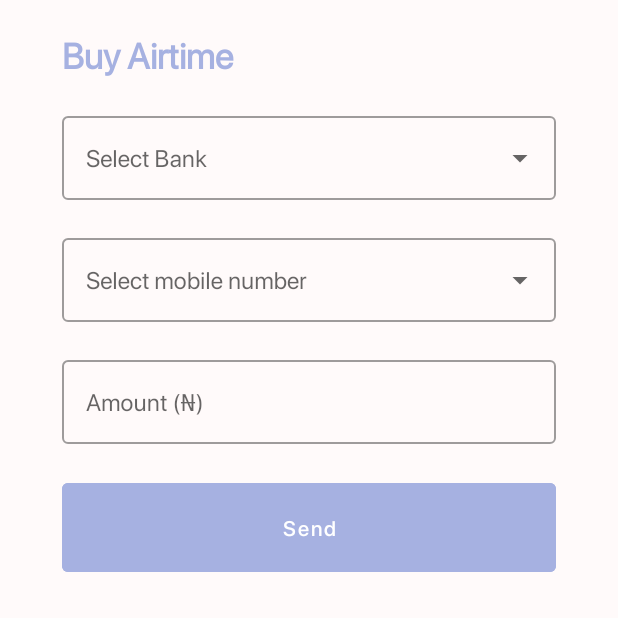
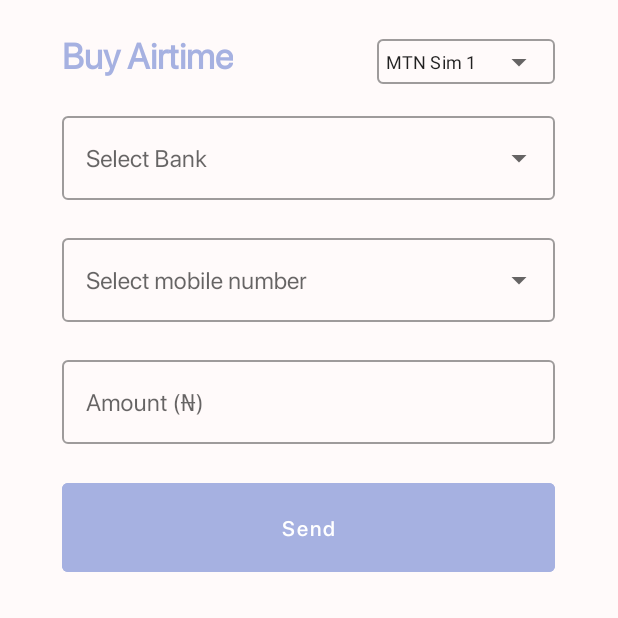
Before and after one commit to Sharpsend/AndroidApp, an Android app: the fragment BuyAirtimeFragment placed in its activity, on a phone screen of 412 x 824 dp, the top half of it. Run offline under Robolectric (Android 15) with nearby library versions, the phone set to English and light mode, and no system bars; our stand-ins replace data binding; libraries missing offline, so code that uses them is left out: com.hover.sdk; Roboto replaces fonts that are not available here; 3 statements that could not run were skipped.

Commit message:
Design selected sim ui

```diff
--- a/app/src/main/AndroidManifest.xml
+++ b/app/src/main/AndroidManifest.xml
@@ -15,16 +15,16 @@
 	<activity android:name=".ui.activities.ChangePinActivity" />
 	<activity android:name=".ui.activities.OperationsActivity" />
 	<activity android:name=".ui.activities.AuthActivity">
+
+	</activity>
+	<activity
+	  android:name=".ui.activities.MainActivity"
+	  android:label="@string/app_name" >
 		<intent-filter>
 			<action android:name="android.intent.action.MAIN" />
 
 			<category android:name="android.intent.category.LAUNCHER" />
 		</intent-filter>
-	</activity>
-	<activity
-	  android:name=".ui.activities.MainActivity"
-	  android:label="@string/app_name" >
-
 	</activity>
 	<meta-data
 	  android:name="preloaded_fonts"
--- a/app/src/main/res/layout/fragment_buy_airtime.xml
+++ b/app/src/main/res/layout/fragment_buy_airtime.xml
@@ -20,16 +20,16 @@
 	  app:layout_constraintGuide_percent=".1"
 	  android:layout_height="match_parent"/>
 
-	<androidx.constraintlayout.widget.Guideline
-	  android:layout_width="wrap_content"
-	  app:layout_constraintGuide_percent=".9"
-	  android:id="@+id/right_guideline"
-	  android:orientation="vertical"
-	  android:layout_height="match_parent"/>
+	  <androidx.constraintlayout.widget.Guideline
+		  android:id="@+id/right_guideline"
+		  android:layout_width="wrap_content"
+		  android:layout_height="match_parent"
+		  android:orientation="vertical"
+		  app:layout_constraintGuide_begin="370dp" />
 
 	  <TextView
 		  android:id="@+id/buy_airtime_heading"
-		  android:layout_width="0dp"
+		  android:layout_width="wrap_content"
 		  android:layout_height="wrap_content"
 		  android:layout_marginTop="20dp"
 		  android:fontFamily="@font/sf_pro_display_regular"
@@ -37,9 +37,32 @@
 		  android:textColor="@color/colorPrimary"
 		  android:textSize="24sp"
 		  android:textStyle="bold"
-		  app:layout_constraintEnd_toStartOf="@id/right_guideline"
 		  app:layout_constraintStart_toEndOf="@id/left_guideline"
 		  app:layout_constraintTop_toTopOf="parent" />
+
+	  <com.google.android.material.textfield.TextInputLayout
+		  style="@style/Widget.MaterialComponents.TextInputLayout.OutlinedBox.Dense.ExposedDropdownMenu"
+		  android:layout_width="wrap_content"
+		  android:layout_height="30dp"
+		  android:fontFamily="@font/roboto"
+		  app:boxStrokeWidthFocused="1dp"
+		  app:hintEnabled="false"
+		  app:layout_constraintBaseline_toBaselineOf="@id/buy_airtime_heading"
+		  app:layout_constraintEnd_toStartOf="@id/right_guideline">
+
+		  <AutoCompleteTextView
+			  android:id="@+id/departmentEntry"
+			  android:layout_width="match_parent"
+			  android:layout_height="wrap_content"
+			  android:clickable="true"
+			  android:focusable="false"
+			  android:paddingStart="6dp"
+			  android:paddingTop="6dp"
+			  android:paddingEnd="6dp"
+			  android:paddingBottom="6dp"
+			  android:text="MTN Sim 1"
+			  android:textSize="12sp" />
+	  </com.google.android.material.textfield.TextInputLayout>
 
 	<com.google.android.material.textfield.TextInputLayout
 	  android:layout_width="0dp"
```
